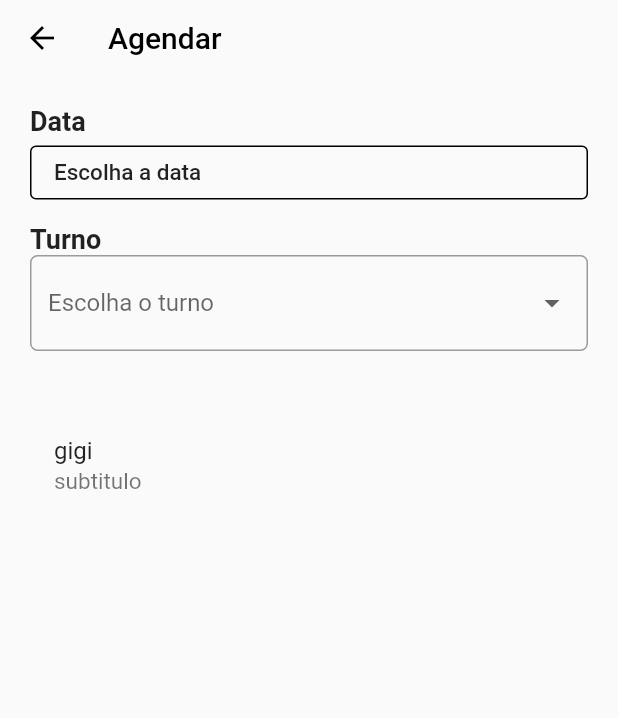
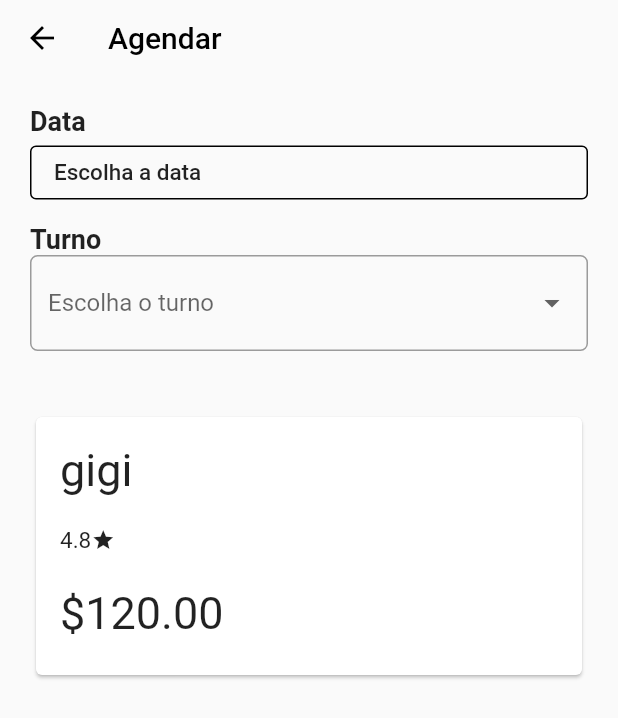
Before and after one commit to jmbessa/INF1300-Flutter, a Flutter app: the screen it shows after launch, after a tap on "Pintura", on a phone screen of 412 x 824 dp. Shown: the top 718 px of the screen. Run offline on Flutter 3.47's test engine with Material 2 defaults, Android fonts, the phone set to English and light mode, and no system bars; our stand-ins replace image_picker; missing offline and left inert: dart:ffi; Roboto replaces fonts that are missing (Helvetica).

Commit message:
Modificações na exibição da lista

```diff
--- a/services_app/lib/searchScreen.dart
+++ b/services_app/lib/searchScreen.dart
@@ -1,13 +1,14 @@
 import 'package:flutter/material.dart';
 import 'package:services_app/workers.dart';
+import 'package:intl/intl.dart';
 import 'themes.dart';
+import 'workers.dart';
 
 class SearchScreen extends StatefulWidget {
   final List<Worker> workers;
 
-  SearchScreen({required this.workers});
+  SearchScreen({Key? key, required this.workers}) : super(key: key);
 
-  //SearchScreen({Key? key, required this.workers}) : super(key: key);
   @override
   _SearchScreenState createState() => _SearchScreenState();
 }
@@ -109,15 +110,61 @@ class _SearchScreenState extends State<SearchScreen> {
             SizedBox(height: 40),
             Expanded(
               child: Container(
-                  child: ListView.builder(
+                  child: new ListView.builder(
                       itemCount: listWorkers!.length,
-                      itemBuilder: (context, index) {
-                        return ListTile(
-                            title: Text(listWorkers[index].name),
-                            subtitle: Text('subtitulo'));
-                      })),
+                      itemBuilder: (BuildContext context, int index) =>
+                          buildWorkerCard(context, index, listWorkers))),
             )
           ],
+        ),
+      ),
+    );
+  }
+
+  Widget buildWorkerCard(
+      BuildContext context, int index, List<Worker> listWorkers) {
+    final work = listWorkers[index];
+    return new Container(
+      child: Card(
+        child: Padding(
+          padding: const EdgeInsets.all(16.0),
+          child: Column(
+            children: <Widget>[
+              Padding(
+                padding: const EdgeInsets.only(top: 2.0, bottom: 4.0),
+                child: Row(children: <Widget>[
+                  Text(
+                    work.name,
+                    style: new TextStyle(fontSize: 30.0),
+                  ),
+                  Spacer(),
+                ]),
+              ),
+              Padding(
+                padding: const EdgeInsets.only(top: 16.0, bottom: 20.0),
+                child: Row(children: <Widget>[
+                  Text("${work.evaluation.toString()}"),
+                  Icon(
+                    Icons.star,
+                    size: 16,
+                  ),
+                  Spacer(),
+                ]),
+              ),
+              Padding(
+                padding: const EdgeInsets.only(top: 2.0, bottom: 8.0),
+                child: Row(
+                  children: <Widget>[
+                    Text(
+                      "\$${work.price.toStringAsFixed(2)}",
+                      style: new TextStyle(fontSize: 30.0),
+                    ),
+                    Spacer(),
+                  ],
+                ),
+              ),
+            ],
+          ),
         ),
       ),
     );
--- a/services_app/lib/workers.dart
+++ b/services_app/lib/workers.dart
@@ -14,13 +14,13 @@ class Worker {
   List<String>? previousWorks;
   List<double>? previousEvaluations;
 
-  Worker(this.name, this.category, this.price);
+  Worker(this.name, this.category, this.price, this.evaluation);
 }
 
 List<Worker> WORKERS = [
-  Worker("John", Categorias.limpeza, 120.00),
-  Worker("joao", Categorias.mecanica, 120.00),
-  Worker("gigi", Categorias.pintura, 120.00),
-  Worker("carlos", Categorias.servResidenciais, 110.00),
-  Worker("leo", Categorias.servResidenciais, 100.00)
+  Worker("John", Categorias.limpeza, 120.00, 4.0),
+  Worker("joao", Categorias.mecanica, 120.00, 4.5),
+  Worker("gigi", Categorias.pintura, 120.00, 4.8),
+  Worker("carlos", Categorias.servResidenciais, 110.00, 4.2),
+  Worker("leo", Categorias.servResidenciais, 100.00, 4.7)
 ];
--- a/services_app/pubspec.yaml
+++ b/services_app/pubspec.yaml
@@ -29,6 +29,7 @@ dependencies:
   # Use with the CupertinoIcons class for iOS style icons.
   cupertino_icons: ^1.0.2
   image_picker: ^0.8.4+1
+  intl: ^0.17.0
 
 dev_dependencies:
   flutter_test:
@@ -51,6 +52,7 @@ flutter:
     - assets/b58b8561-dia-do-mecanico.jpg
     - assets/faz-tudo.jpg
     - assets/limpeza.jpg
+    - assets/2318271-icone-do-perfil-do-usuario-grátis-vetor.jpg
 
   # An image asset can refer to one or more resolution-specific "variants", see
   # https://flutter.dev/assets-and-images/#resolution-aware.
```
Also changed, not shown: services_app/assets/2318271-icone-do-perfil-do-usuario-grátis-vetor.jpg (added), services_app/pubspec.lock.
